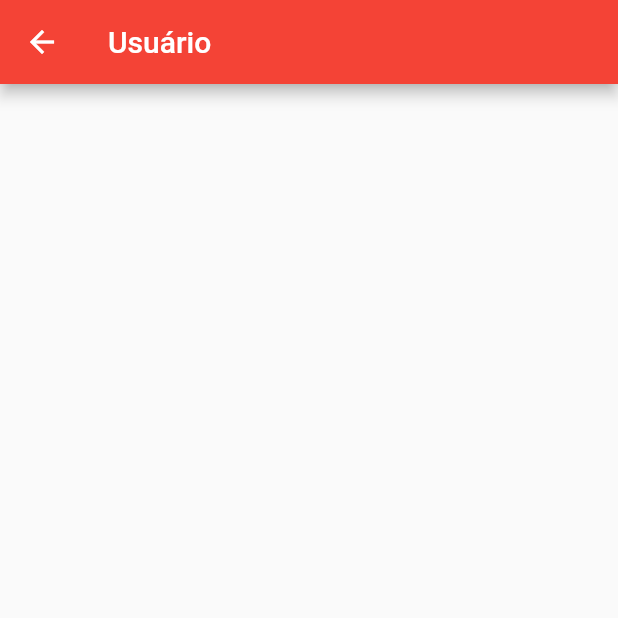
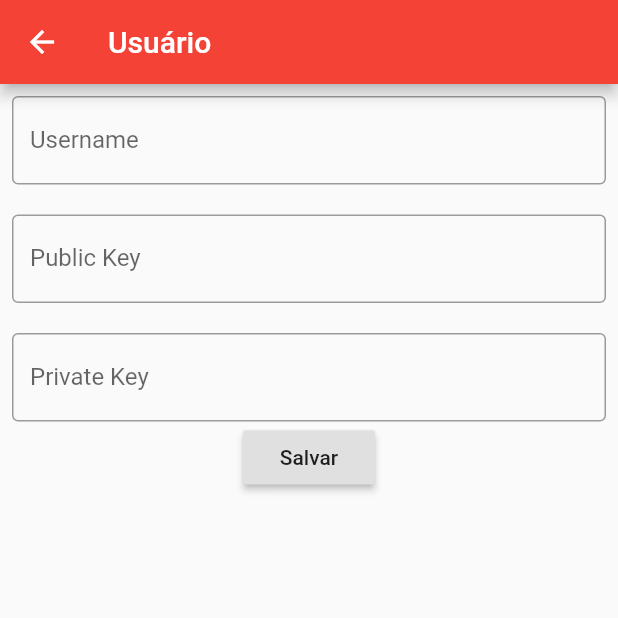
Before and after one commit to LucasHenriqueAbreu/escomputacaomovel, a Flutter app: the Usuario screen opened by its route, on a phone screen of 412 x 824 dp, the top half of it. Run offline on Flutter 3.47's test engine with Material 2 defaults, Android fonts, the phone set to English and light mode, and no system bars; our stand-ins replace convert, dio; network calls fail.

Commit message:
adicionado form de usuario

```diff
--- a/marvelcatalogo/lib/pages/usuario.dart
+++ b/marvelcatalogo/lib/pages/usuario.dart
@@ -1,12 +1,106 @@
 import 'package:flutter/material.dart';
 
-class Usuario extends StatelessWidget {
+class Usuario extends StatefulWidget {
+  @override
+  _UsuarioState createState() => _UsuarioState();
+}
+
+class _UsuarioState extends State<Usuario> {
+  final _formGlobalKey = GlobalKey<FormState>();
+
   @override
   Widget build(BuildContext context) {
     return Scaffold(
       appBar: AppBar(
         title: Text('Usuário'),
       ),
+      body: SingleChildScrollView(
+        child: Form(
+          key: _formGlobalKey,
+          child: Padding(
+            padding: EdgeInsets.all(8.0),
+            child: Column(
+              children: <Widget>[
+                _criaTextFormField(
+                  'Username',
+                  hintText: 'Informe o username da sua conta Marvel Dev',
+                  validator: _validaUserName,
+                ),
+                SizedBox(
+                  height: 20.0,
+                ),
+                //Informe sua chave pública da conta Marvel Dev
+                _criaTextFormField(
+                  'Public Key',
+                  validator: _validaChavePublica,
+                ),
+                SizedBox(
+                  height: 20.0,
+                ),
+                _criaTextFormField(
+                  'Private Key',
+                  hintText: 'Informe sua chave privada da conta Marvel Dev',
+                  validator: _validaChavePrivada,
+                ),
+                RaisedButton(
+                  child: Text('Salvar'),
+                  onPressed: () {
+                    if (_formGlobalKey.currentState.validate()) {
+                      _showMsg(context, 'Teste');
+                    }
+                  },
+                )
+              ],
+            ),
+          ),
+        ),
+      ),
     );
   }
+
+  TextFormField _criaTextFormField(String labelText,
+      {String hintText, Function validator}) {
+    return TextFormField(
+      decoration: InputDecoration(
+        labelText: labelText,
+        hintText: hintText,
+        border: OutlineInputBorder(),
+      ),
+      validator: validator,
+    );
+  }
+
+  String _validaUserName(String value) {
+    if (value.isEmpty) {
+      return 'Por favor, informe seu username, ele é obrigatório';
+    }
+    return null;
+  }
+
+  String _validaChavePublica(String value) {
+    if (value.isEmpty) {
+      return 'Por favor, informe a chave pública, ela é obrigatória';
+    }
+    if (value.length < 3) {
+      return 'Tem certeza que está correta? Geralmente este campo é bem maior!';
+    }
+    return null;
+  }
+
+  String _validaChavePrivada(String value) {
+    if (value.isEmpty) {
+      return 'Por favor, informe a chave privada, ela é obrigatória';
+    }
+    if (value.length < 3) {
+      return 'Tem certeza que está correta? Geralmente este campo é bem maior!';
+    }
+    return null;
+  }
+
+  _showMsg(BuildContext context, String msg) {
+    final snackbar = SnackBar(
+      content: Text(msg),
+    );
+    Scaffold.of(context).showSnackBar(snackbar);
+  }
 }
```
